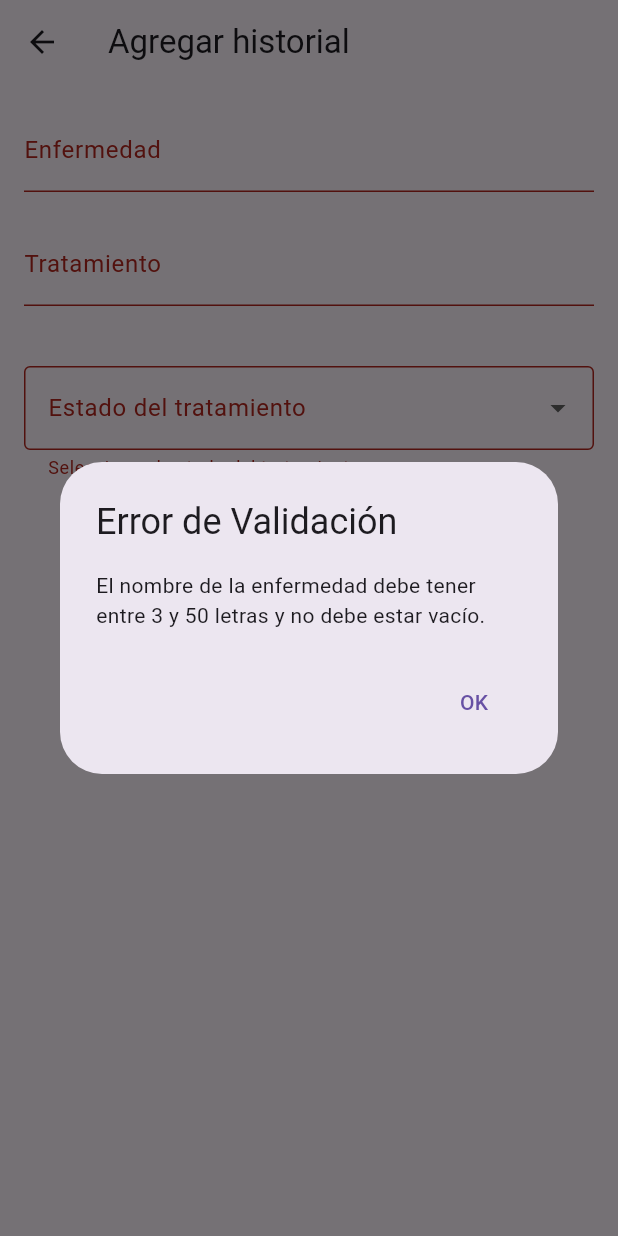
After one commit to FlorZ5/My_Pet_App, a Flutter app: the FormularioHistorialScreen screen opened directly, after a tap on "Guardar enfermedad", on a phone screen of 412 x 824 dp. The commit adds this screen. Run offline on Flutter 3.47's test engine with Material 3 defaults, Android fonts, the phone set to English and light mode, and no system bars; our stand-ins replace shared_preferences, sqflite; missing offline and left inert: bcrypt; accounts and stored records are empty.

Commit message:
modulo historial y correcciones en funcionalidad en los demás

```diff
--- a/mypetapp/lib/db/db_helper.dart
+++ b/mypetapp/lib/db/db_helper.dart
@@ -16,7 +16,7 @@ class DatabaseHelper {
   }
 
   Future<Database> _initDatabase() async {
-    String path = join(await getDatabasesPath(), 'mypetapp2.db');
+    String path = join(await getDatabasesPath(), 'mypetapp3.db');
     return await openDatabase(
       path,
       version: 1,
@@ -72,5 +72,18 @@ class DatabaseHelper {
       '''
     );
 
+    await db.execute(
+      '''
+      CREATE TABLE IF NOT EXISTS historial (
+        idHistorial INTEGER PRIMARY KEY AUTOINCREMENT,
+        enfermedad TEXT,
+        tratamiento TEXT,
+        estadoTratamiento TEXT,
+        idUsuario INTEGER,
+        FOREIGN KEY (idUsuario) REFERENCES usuario (idUsuario)
+      )
+      '''
+    );
+
   }
 }
--- a/mypetapp/lib/main.dart
+++ b/mypetapp/lib/main.dart
@@ -3,6 +3,7 @@ import 'package:provider/provider.dart';
 import 'ui/login_screen.dart';
 import 'proveedor/cita_proveedor.dart';
 import 'proveedor/vacuna_proveedor.dart';
+import 'proveedor/historial_proveedor.dart';
 
 void main() {
   WidgetsFlutterBinding.ensureInitialized();
@@ -19,6 +20,7 @@ class MyApp extends StatelessWidget {
       providers: [
         ChangeNotifierProvider<CitaProveedor>(create: (_) => CitaProveedor()),
         ChangeNotifierProvider<VacunaProveedor>(create: (_) => VacunaProveedor()),
+        ChangeNotifierProvider<HistorialProveedor>(create: (_) => HistorialProveedor()),
       ],
     child: MaterialApp(
       title: 'My pet app',
--- /dev/null
+++ b/mypetapp/lib/modelos/historial_modelo.dart
@@ -0,0 +1,31 @@
+class Historial {
+  final int? idHistorial;
+  final String enfermedad;
+  final String tratamiento;
+  final String estadoTratamiento; // est
+  final int idUsuario;
+
+  Historial({this.idHistorial, required this.enfermedad, required this.tratamiento, required this.estadoTratamiento, required this.idUsuario});
+
+  // Convertir a mapa para guardar en SQLite
+  Map<String, dynamic> toMap() {
+    return {
+      'idHistorial': idHistorial,
+      'enfermedad': enfermedad,
+      'tratamiento': tratamiento,
+      'estadoTratamiento': estadoTratamiento,
+      'idUsuario': idUsuario,
+    };
+  }
+
+  // Convertir de mapa a objeto Cita
+  factory Historial.fromMap(Map<String, dynamic> map) {
+    return Historial(
+      idHistorial: map['idHistorial'],
+      enfermedad: map['enfermedad'],
+      tratamiento: map['tratamiento'],
+      estadoTratamiento: map['estadoTratamiento'],
+      idUsuario: map['idUsuario'],
+    );
+  }
+}
--- /dev/null
+++ b/mypetapp/lib/proveedor/historial_proveedor.dart
@@ -0,0 +1,49 @@
+import 'package:flutter/material.dart';
+import '../modelos/historial_modelo.dart';
+import '../repositorio/historial_repositorio.dart';
+import '../utils/session_manager.dart';
+
+class HistorialProveedor with ChangeNotifier {
+  final HistorialRepositorio _historialRepositorio = HistorialRepositorio();
+  List<Historial> _historial = [];
+
+  List<Historial> get historial => _historial;
+
+  // Cargar historial del usuario actual
+  Future<void> cargarHistorialUsuario() async {
+    final idUsuario = await SessionManager.getUserId();
+    if (idUsuario != null) {
+      _historial = await _historialRepositorio.obtenerHistorialPorUsuario(int.parse(idUsuario));
+      notifyListeners();
+    }
+  }
+
+  // Agregar una nuevo historial para el usuario actual
+  Future<void> agregarHistorial(Historial historial) async {
+    final idUsuario = await SessionManager.getUserId();
+    if (idUsuario != null) {
+      historial = Historial(
+        enfermedad: historial.enfermedad,
+        tratamiento: historial.tratamiento,
+        estadoTratamiento: historial.estadoTratamiento,
+        idUsuario: int.parse(idUsuario),
+      );
+      await _historialRepositorio.agregarHistorial(historial);
+      // ignore: avoid_print
+      print("Guardando historial: ${historial.enfermedad}, ${historial.tratamiento}, ${historial.estadoTratamiento}");
+      await cargarHistorialUsuario();
+    }
+  }
+
+  // Actualizar un historial existente
+  Future<void> actualizarHistorial(Historial historial) async {
+    await _historialRepositorio.actualizarHistorial(historial);
+    await cargarHistorialUsuario();
+  }
+
+  // Eliminar un historial existente
+  Future<void> eliminarHistorial(int idHistorial) async {
+    await _historialRepositorio.eliminarHistorial(idHistorial);
+    await cargarHistorialUsuario();
+  }
+}
--- /dev/null
+++ b/mypetapp/lib/repositorio/historial_repositorio.dart
@@ -0,0 +1,40 @@
+import '../modelos/historial_modelo.dart';
+import '../db/db_helper.dart';
+
+class HistorialRepositorio {
+  final DatabaseHelper _dbHelper = DatabaseHelper();
+
+  Future<int> agregarHistorial(Historial historial) async {
+    final db = await _dbHelper.database;
+    return await db.insert('historial', historial.toMap());
+  }
+
+  Future<List<Historial>> obtenerHistorialPorUsuario(int idUsuario) async {
+    final db = await _dbHelper.database;
+    final List<Map<String, dynamic>> result = await db.query(
+      'historial',
+      where: 'idUsuario = ?',
+      whereArgs: [idUsuario],
+    );
+    return result.map((map) => Historial.fromMap(map)).toList();
+  }
+
+  Future<int> actualizarHistorial(Historial historial) async {
+    final db = await _dbHelper.database;
+    return await db.update(
+      'historial',
+      historial.toMap(),
+      where: 'idHistorial = ?',
+      whereArgs: [historial.idHistorial],
+    );
+  }
+
+  Future<int> eliminarHistorial(int idHistorial) async {
+    final db = await _dbHelper.database;
+    return await db.delete(
+      'historial',
+      where: 'idHistorial = ?',
+      whereArgs: [idHistorial],
+    );
+  }
+}
--- /dev/null
+++ b/mypetapp/lib/ui/agregar_historial.dart
@@ -0,0 +1,172 @@
+import 'package:flutter/material.dart';
+import 'package:provider/provider.dart';
+import '../modelos/historial_modelo.dart';
+import '../proveedor/historial_proveedor.dart';
+import 'historial.dart';
+import '../utils/session_manager.dart';
+
+class FormularioHistorialScreen extends StatefulWidget {
+  const FormularioHistorialScreen({super.key});
+
+  @override
+  // ignore: library_private_types_in_public_api
+  _FormularioHistorialScreenState createState() => _FormularioHistorialScreenState();
+}
+
+class _FormularioHistorialScreenState extends State<FormularioHistorialScreen> {
+  final _formKey = GlobalKey<FormState>();
+  late TextEditingController _enfermedadController;
+  late TextEditingController _tratamientoController;
+  final ValueNotifier<String?> estadoNotifier = ValueNotifier<String?>(null);
+  bool _alertaMostrando = false;
+
+  @override
+  void initState() {
+    super.initState();
+    _enfermedadController = TextEditingController();
+    _tratamientoController = TextEditingController();
+  }
+
+  @override
+  void dispose() {
+    _enfermedadController.dispose();
+    _tratamientoController.dispose();
+    estadoNotifier.dispose();
+    super.dispose();
+  }
+
+  void _mostrarAlerta(String mensaje) {
+    if (!_alertaMostrando) {
+      _alertaMostrando = true;
+      showDialog(
+        context: context,
+        builder: (BuildContext context) {
+          return AlertDialog(
+            title: const Text("Error de Validación"),
+            content: Text(mensaje),
+            actions: <Widget>[
+              TextButton(
+                onPressed: () {
+                  _alertaMostrando = false;
+                  Navigator.of(context).pop();
+                },
+                child: const Text("OK"),
+              ),
+            ],
+          );
+        },
+      );
+    }
+  }
+
+  void _guardarHistorial() async {
+    if (_formKey.currentState!.validate()) {
+      // Usamos SessionManager para obtener el idUsuario
+      final idUsuarioString = await SessionManager.getUserId();
+      if (idUsuarioString != null) {
+        final idUsuario = int.tryParse(idUsuarioString);
+
+      if (idUsuario != null) {
+        final historial = Historial(
+          enfermedad: _enfermedadController.text,
+          tratamiento: _tratamientoController.text,
+          estadoTratamiento: estadoNotifier.value!,
+          idUsuario: idUsuario,  // Asociamos la cita con el idUsuario
+        );
+
+        // ignore: use_build_context_synchronously
+        final historialProveedor = Provider.of<HistorialProveedor>(context, listen: false);
+        await historialProveedor.agregarHistorial(historial);
+
+        // Volver a la pantalla anterior
+        // ignore: use_build_context_synchronously
+        Navigator.pop(context);
+      } else {
+        // Manejo de error si no hay sesión activa
+        _mostrarAlerta("No se ha encontrado un usuario logueado.");
+      }
+    }
+  }
+}
+  @override
+  Widget build(BuildContext context) {
+    return Scaffold(
+      appBar: AppBar(
+        title: const Text('Agregar historial'),
+      ),
+      body: Padding(
+        padding: const EdgeInsets.all(16.0),
+        child: Form(
+          key: _formKey,
+          child: Column(
+            children: [
+              TextFormField(
+                controller: _enfermedadController,
+                decoration: const InputDecoration(
+                  labelText: 'Enfermedad',
+                ),
+                 validator: (value) {
+                  if (value == null || value.isEmpty || value.length < 3 || value.length > 50 || !RegExp(r'^[a-zA-Z\s]+$').hasMatch(value)) {
+                    _mostrarAlerta('El nombre de la enfermedad debe tener entre 3 y 50 letras y no debe estar vacío.');
+                    return '';
+                  }
+                  return null;
+                },
+              ),
+              TextFormField(
+                controller: _tratamientoController,
+                decoration: const InputDecoration(
+                  labelText: 'Tratamiento',
+                ),
+                 validator: (value) {
+                  if (value == null || value.isEmpty || value.length < 4 || value.length > 500 || !RegExp(r'^[a-zA-Z\s]+$').hasMatch(value)) {
+                    _mostrarAlerta('El tratamiento debe tener entre 4 y 500 letras y no debe estar vacío.');
+                    return '';
+                  }
+                  return null;
+                },
+              ),
+              const SizedBox(height: 20),
+              ValueListenableBuilder<String?>(
+                valueListenable: estadoNotifier,
+                builder: (context, estado, _) {
+                  return DropdownButtonFormField<String>(
+                    decoration: const InputDecoration(
+                      labelText: 'Estado del tratamiento',
+                      border: OutlineInputBorder(),
+                    ),
+                    value: estado,
+                    items: ['Terminado', 'En curso',]
+                        .map((estado) => DropdownMenuItem(
+                              value: estado,
+                              child: Text(estado),
+                            ))
+                        .toList(),
+                    onChanged: (val) => estadoNotifier.value = val,
+                    validator: (value) =>
+                        value == null ? 'Seleccione el estado del tratamiento' : null,
+                  );
+                },
+              ),
+              const SizedBox(height: 20),
+              ElevatedButton(
+                onPressed: _guardarHistorial,
+                child: const Text('Guardar enfermedad'),
+              ),
+               const SizedBox(height: 10), // Espacio entre los botones
+              ElevatedButton(
+                onPressed: () {
+                  Navigator.push(
+                    context,
+                    MaterialPageRoute(builder: (context) => const HistorialScreen()),
+                  );
+                },
+                child: const Text('Ver Historial'),
+              ),
+            ],
+          ),
+        ),
+      ),
+    );
+  }
+}
--- a/mypetapp/lib/ui/editar_vacuna.dart
+++ b/mypetapp/lib/ui/editar_vacuna.dart
@@ -88,10 +88,7 @@ void _mostrarAlerta(String mensaje) {
         Navigator.pop(context);
       } else {
         // Manejo de error si no hay sesión activa
-        // ignore: use_build_context_synchronously
-        ScaffoldMessenger.of(context).showSnackBar(const SnackBar(
-          content: Text("No se ha encontrado un usuario logueado."),
-        ));
+        _mostrarAlerta("No se ha encontrado un usuario logueado.");
       }
     }
   }
```
Also changed, not shown: mypetapp/lib/ui/agregar_cita.dart (+21 -6 lines), mypetapp/lib/ui/editar_cita.dart (+20 -6 lines), mypetapp/lib/ui/editar_historial.dart (added, +175 -0 lines), mypetapp/lib/ui/historial.dart (added, +69 -0 lines), mypetapp/lib/ui/inicio_screen.dart (+13 -2 lines).
